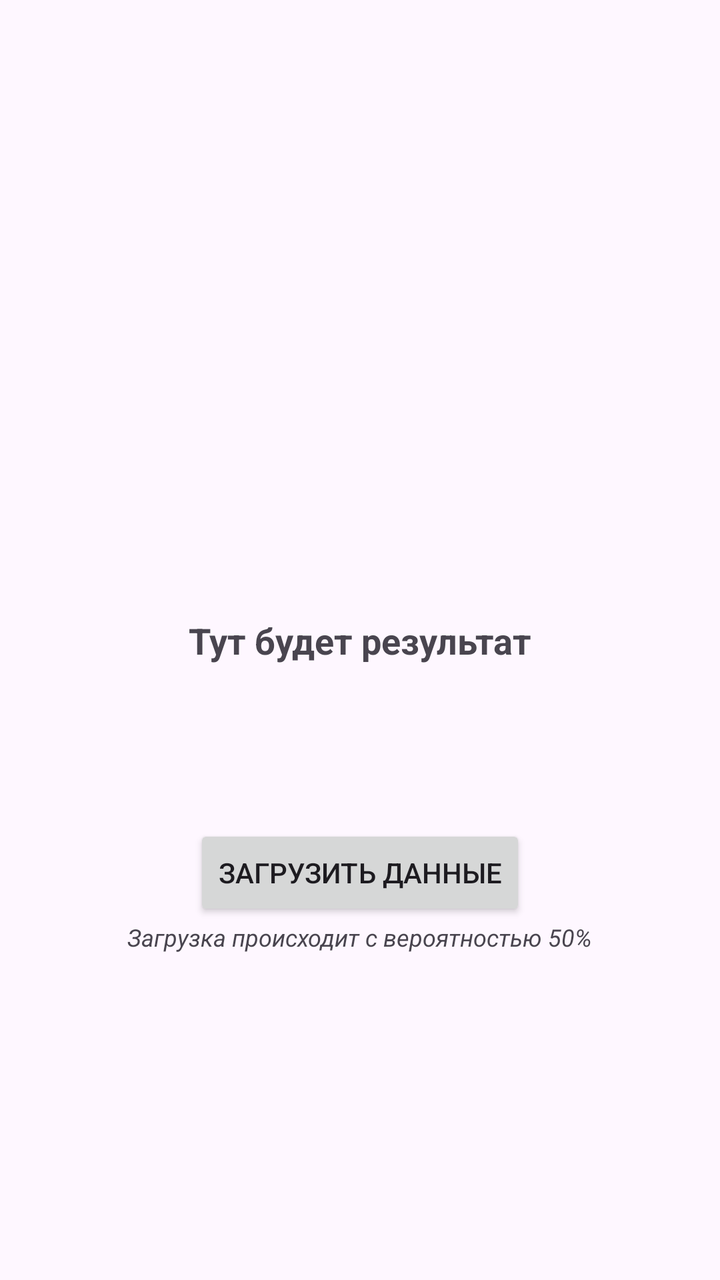
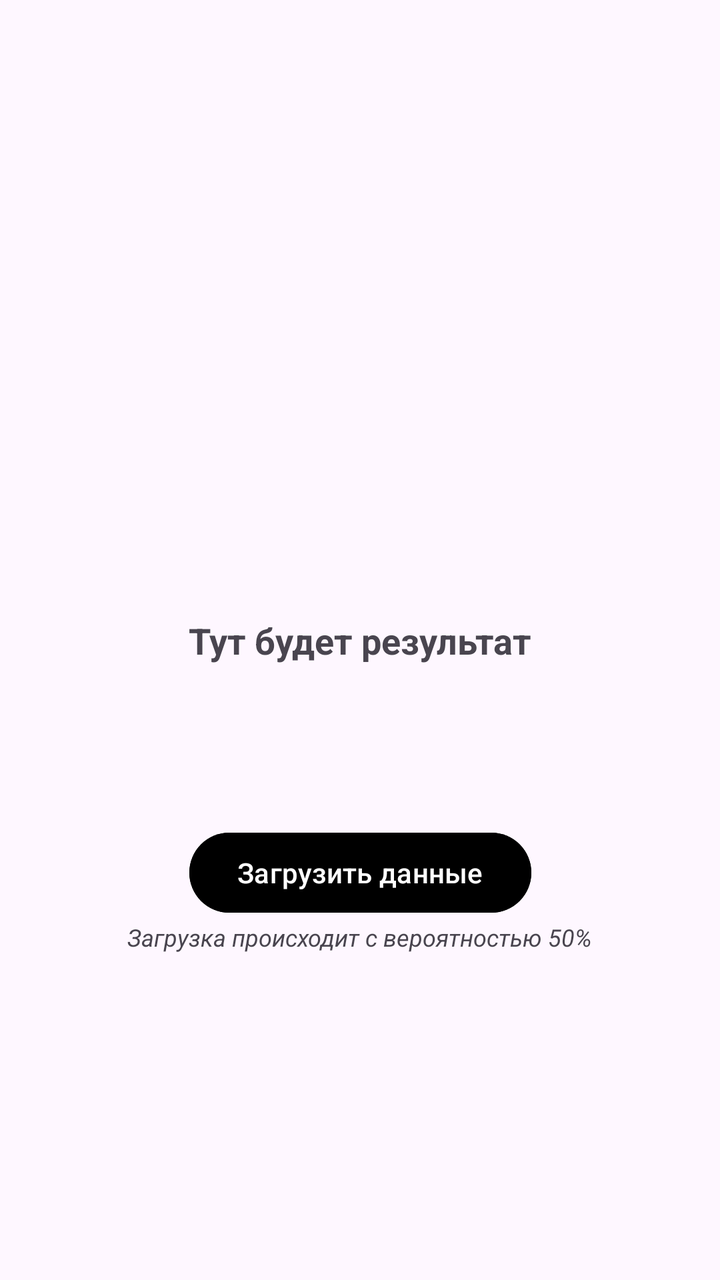

An Android layout rendered at two revisions. The XML below is the earlier revision; the diff shows what the commit changed to produce the second picture.
<!-- AndroidManifest.xml: application theme Theme.Homework24 -->
<!-- res/layout/activity_main.xml -->
<?xml version="1.0" encoding="utf-8"?>
<androidx.constraintlayout.widget.ConstraintLayout xmlns:android="http://schemas.android.com/apk/res/android"
    xmlns:app="http://schemas.android.com/apk/res-auto"
    xmlns:tools="http://schemas.android.com/tools"
    android:id="@+id/main"
    android:layout_width="match_parent"
    android:layout_height="match_parent"
    tools:context=".MainActivity">

    <TextView
        android:id="@+id/resultView"
        android:layout_width="wrap_content"
        android:layout_height="wrap_content"
        android:text="Тут будет результат"
        android:textSize="18sp"
        android:textStyle="bold"
        app:layout_constraintBottom_toBottomOf="parent"
        app:layout_constraintEnd_toEndOf="parent"
        app:layout_constraintStart_toStartOf="parent"
        app:layout_constraintTop_toTopOf="parent" />

    <Button
        android:id="@+id/load_button"
        android:layout_width="wrap_content"
        android:layout_height="wrap_content"
        android:text="Загрузить данные"
        android:layout_marginTop="16dp"
        app:layout_constraintEnd_toEndOf="parent"
        app:layout_constraintStart_toStartOf="parent"
        app:layout_constraintTop_toBottomOf="@id/progress_bar" />

    <ProgressBar
        android:layout_width="wrap_content"
        android:id="@+id/progress_bar"
        android:layout_height="wrap_content"
        android:visibility="invisible"
        android:layout_marginTop="16dp"
        app:layout_constraintTop_toBottomOf="@id/resultView"
        app:layout_constraintEnd_toEndOf="parent"
        app:layout_constraintStart_toStartOf="parent" />

    <TextView
        android:layout_width="wrap_content"
        android:layout_height="wrap_content"
        app:layout_constraintStart_toStartOf="parent"
        app:layout_constraintEnd_toEndOf="parent"
        android:textSize="12sp"
        android:text="Загрузка происходит с вероятностью 50%"
        app:layout_constraintTop_toBottomOf="@id/load_button"
        android:textStyle="italic"/>


</androidx.constraintlayout.widget.ConstraintLayout>
<!-- resources referenced by this layout -->
<resources>
  <style name="Theme.Homework24" parent="Base.Theme.Homework24" />
  <style name="Base.Theme.Homework24" parent="Theme.Material3.DayNight.NoActionBar">
          
          
      </style>
</resources>

<!-- the commit's change to res/layout/activity_main.xml (unified diff, before → after) -->
@@ -19,10 +19,11 @@
         app:layout_constraintStart_toStartOf="parent"
         app:layout_constraintTop_toTopOf="parent" />
 
-    <Button
+    <com.google.android.material.button.MaterialButton
         android:id="@+id/load_button"
         android:layout_width="wrap_content"
         android:layout_height="wrap_content"
+        android:backgroundTint="@color/black"
         android:text="Загрузить данные"
         android:layout_marginTop="16dp"
         app:layout_constraintEnd_toEndOf="parent"
<!-- resource entries referenced after the edit -->
@@ -1,5 +1,6 @@
 <!-- resources referenced by this layout -->
 <resources>
+  <color name="black">#FF000000</color>
   <style name="Theme.Homework24" parent="Base.Theme.Homework24" />
   <style name="Base.Theme.Homework24" parent="Theme.Material3.DayNight.NoActionBar">
           
